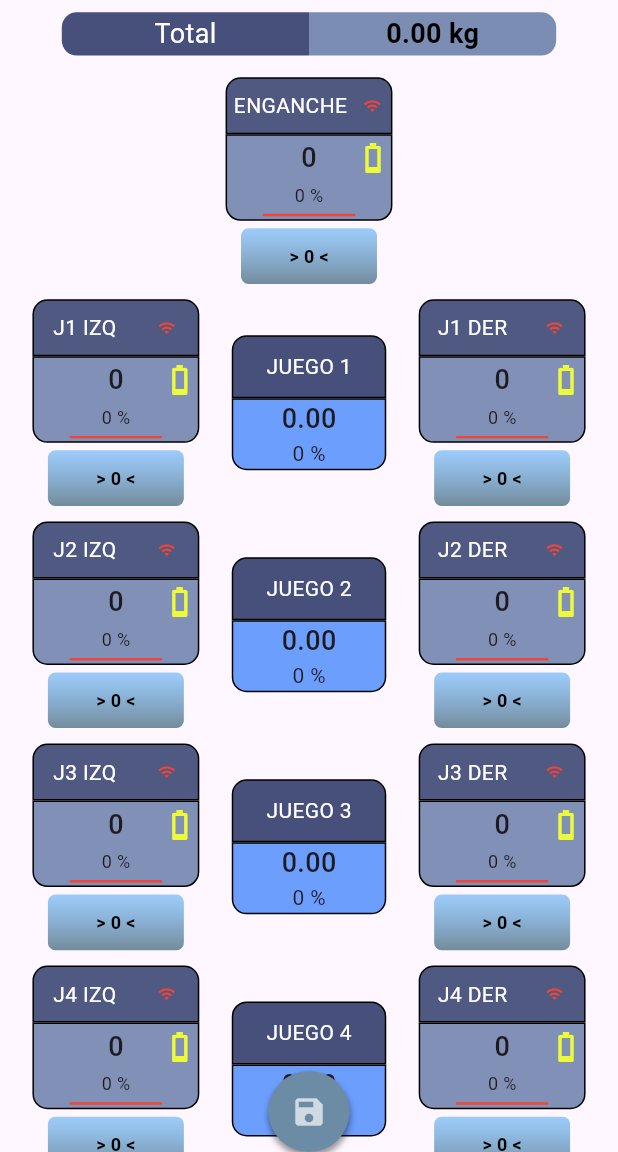
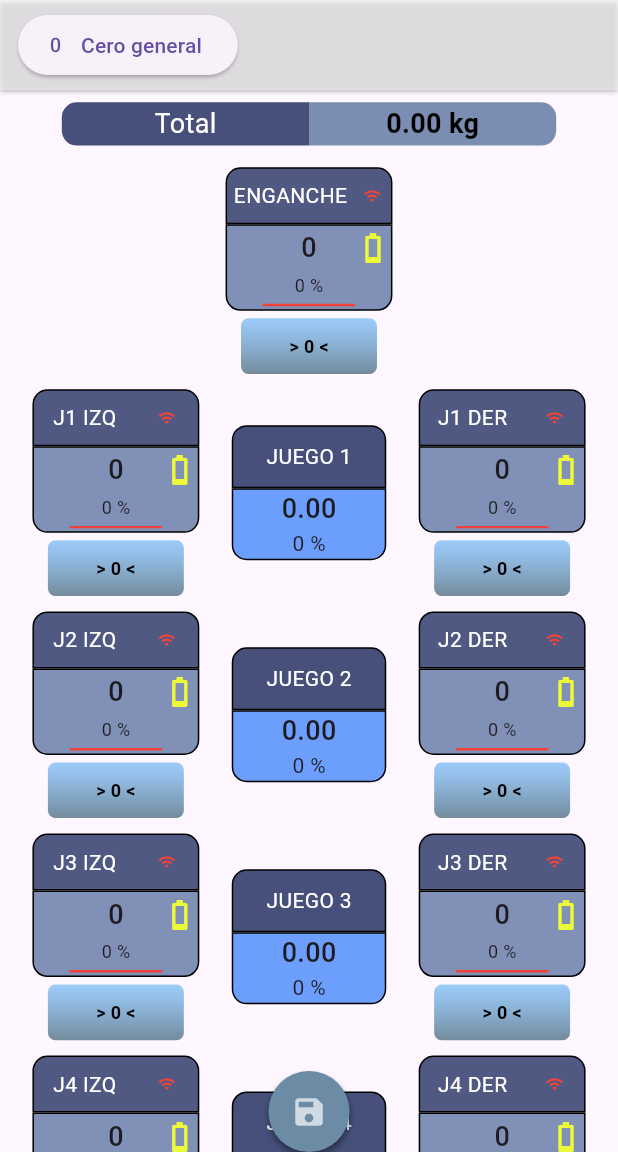
Before and after one commit to Tirano61/9-platos-cestari-apk, a Flutter app: the NuevePlatosPage screen opened by its route, on a phone screen of 412 x 824 dp, the part 84-1236 px from its top. Run offline on Flutter 3.47's test engine with Material 3 defaults, Android fonts, the phone set to English and light mode, and no system bars; our stand-ins replace flutter_native_splash, get, permission_handler, share_plus, sqflite; missing offline and left inert: excel, udp; accounts and stored records are empty; statements that could not run were skipped.

Commit message:
Cero general: boton en BarraEnsayo que manda cero a los 9 platos en secuencia

```diff
--- a/lib/Pages/nueve_platos/nueve_platos_page.dart
+++ b/lib/Pages/nueve_platos/nueve_platos_page.dart
@@ -34,41 +34,14 @@ class NuevePlatosPage extends StatelessWidget {
           title: const Text( 'Balanzas Hook'),
 
         ),
-        body: SingleChildScrollView(
-          // El padding de abajo deja libre el recuadro de lados bajo el FAB.
-          padding: const EdgeInsets.only(bottom: 90),
-          child: Column(
-            children: [
-              // Recuadro de Peso total sumado
-              Padding(
-                padding: EdgeInsets.only(top: SizeScreen.sc().screenWidth * 0.02, bottom: SizeScreen.sc().screenWidth * 0.035),
-                child: RecuadroPesoTotal(
-                  suma: CalculosController.cn.pesoTotal
-                ),
-              ),
-              // Enganche, centrado
-              _platoWidget(1),
-              // Juegos de celdas: J1 = platos 2/3 ... J4 = platos 8/9
-              for (var juego = 1; juego <= 4; juego++)
-                Padding(
-                  padding: EdgeInsets.only(top: separacion),
-                  child: FilaPlatos(
-                    izq: _platoWidget(juego * 2),
-                    der: _platoWidget(juego * 2 + 1),
-                    eje: '$juego',
-                    label: 'JUEGO $juego',
-                  ),
-                ),
-              // Lados: izq = platos 2, 4, 6, 8 y der = 3, 5, 7, 9. El enganche no suma.
-              Padding(
-                padding: EdgeInsets.only(top: separacion * 2),
-                child: SumaLados(
-                  pesoIzquierdo: _sumaPesos([pesos[1], pesos[3], pesos[5], pesos[7]]),
-                  pesoDerecho:   _sumaPesos([pesos[2], pesos[4], pesos[6], pesos[8]]),
-                ),
-              ),
-            ],
-          )
+        body: Column(
+          children: [
+            // Barra de acciones fija bajo el AppBar
+            const BarraEnsayo(),
+            Expanded(
+              child: _contenidoPlatos(pesos, separacion),
+            ),
+          ],
         ),
 
         floatingActionButtonLocation: FloatingActionButtonLocation.centerDocked,
@@ -117,6 +90,46 @@ class NuevePlatosPage extends StatelessWidget {
     });
   }
 
+  /// Total, enganche, los 4 juegos y los lados, con scroll.
+  Widget _contenidoPlatos(List<String> pesos, double separacion) {
+    return SingleChildScrollView(
+      // El padding de abajo deja libre el recuadro de lados bajo el FAB.
+      padding: const EdgeInsets.only(bottom: 90),
+      child: Column(
+        children: [
+          // Recuadro de Peso total sumado
+          Padding(
+            padding: EdgeInsets.only(top: SizeScreen.sc().screenWidth * 0.02, bottom: SizeScreen.sc().screenWidth * 0.035),
+            child: RecuadroPesoTotal(
+              suma: CalculosController.cn.pesoTotal
+            ),
+          ),
+          // Enganche, centrado
+          _platoWidget(1),
+          // Juegos de celdas: J1 = platos 2/3 ... J4 = platos 8/9
+          for (var juego = 1; juego <= 4; juego++)
+            Padding(
+              padding: EdgeInsets.only(top: separacion),
+              child: FilaPlatos(
+                izq: _platoWidget(juego * 2),
+                der: _platoWidget(juego * 2 + 1),
+                eje: '$juego',
+                label: 'JUEGO $juego',
+              ),
+            ),
+          // Lados: izq = platos 2, 4, 6, 8 y der = 3, 5, 7, 9. El enganche no suma.
+          Padding(
+            padding: EdgeInsets.only(top: separacion * 2),
+            child: SumaLados(
+              pesoIzquierdo: _sumaPesos([pesos[1], pesos[3], pesos[5], pesos[7]]),
+              pesoDerecho:   _sumaPesos([pesos[2], pesos[4], pesos[6], pesos[8]]),
+            ),
+          ),
+        ],
+      ),
+    );
+  }
+
   /// PlatoWidget del plato [n] (1..9). La key del boton es el numero
   /// de plato al que se manda el cero.
   PlatoWidget _platoWidget(int n) {
--- /dev/null
+++ b/lib/Pages/nueve_platos/widgets/barra_ensayo.dart
@@ -0,0 +1,73 @@
+import 'package:flutter/material.dart';
+
+import 'package:nueve_platos_cestari/Theme/theme.dart';
+import 'package:nueve_platos_cestari/config/platos.dart';
+import 'package:nueve_platos_cestari/config/theme.dart';
+import 'package:nueve_platos_cestari/helpers/comandos_plato.dart';
+
+/// Barra de acciones del ensayo, debajo del AppBar.
+/// Por ahora solo tiene el Cero general.
+class BarraEnsayo extends StatefulWidget {
+  const BarraEnsayo({super.key});
+
+  @override
+  State<BarraEnsayo> createState() => _BarraEnsayoState();
+}
+
+class _BarraEnsayoState extends State<BarraEnsayo> {
+  /// Mientras se manda el cero general el boton queda deshabilitado,
+  /// para no abrir dos veces el socket de Conexion.cn.
+  bool _enviandoCero = false;
+
+  Future<void> _ceroGeneral() async {
+    final messenger = ScaffoldMessenger.of(context);
+    setState(() => _enviandoCero = true);
+
+    final fallidos = await ComandosPlato.enviarCeroGeneral();
+
+    if (mounted) setState(() => _enviandoCero = false);
+
+    messenger.showSnackBar(
+      SnackBar(
+        content: Text(
+          fallidos.isEmpty
+              ? 'Cero enviado a los $cantidadPlatos platos.'
+              : 'No se pudo enviar cero a: ${fallidos.map(nombrePlato).join(', ')}.',
+        ),
+        backgroundColor: fallidos.isEmpty ? ThemePlatos.positiveColor : ThemePlatos.errorColor,
+        duration: Duration(seconds: fallidos.isEmpty ? 2 : 4),
+      ),
+    );
+  }
+
+  @override
+  Widget build(BuildContext context) {
+    return Container(
+      width: double.infinity,
+      padding: const EdgeInsets.symmetric(horizontal: 12, vertical: 6),
+      decoration: const BoxDecoration(
+        color: ThemeApp.colorTarjetaPesaadas,
+        boxShadow: [
+          BoxShadow(color: ThemeApp.shadowColor, offset: Offset(0, 1), blurRadius: 2),
+        ],
+      ),
+      child: Wrap(
+        spacing: 8,
+        runSpacing: 4,
+        children: [
+          ElevatedButton.icon(
+            onPressed: _enviandoCero ? null : _ceroGeneral,
+            icon: _enviandoCero
+                ? const SizedBox(
+                    width: 16,
+                    height: 16,
+                    child: CircularProgressIndicator(strokeWidth: 2),
+                  )
+                : const Icon(Icons.exposure_zero),
+            label: const Text('Cero general'),
+          ),
+        ],
+      ),
+    );
+  }
+}
--- a/lib/Pages/nueve_platos/widgets/export_home_wigets.dart
+++ b/lib/Pages/nueve_platos/widgets/export_home_wigets.dart
@@ -1,6 +1,7 @@
 
 
 
+export 'package:nueve_platos_cestari/Pages/nueve_platos/widgets/barra_ensayo.dart';
 export 'package:nueve_platos_cestari/Pages/nueve_platos/widgets/batery_widget.dart';
 export 'package:nueve_platos_cestari/Pages/nueve_platos/widgets/dialog_widget.dart';
 export 'package:nueve_platos_cestari/Pages/nueve_platos/widgets/eje_widget.dart';
--- a/lib/Providers/tcp_conexion.dart
+++ b/lib/Providers/tcp_conexion.dart
@@ -11,7 +11,8 @@ class Conexion {
 
     try {
 
-        socket ??= await Socket.connect(ip, 80);
+        // Con timeout, un plato apagado no frena el cero general.
+        socket ??= await Socket.connect(ip, 80, timeout: const Duration(seconds: 3));
 
     } catch (e) {
       return false;
```
Also changed, not shown: lib/helpers/comandos_plato.dart (+12 -0 lines), 2 other files.
